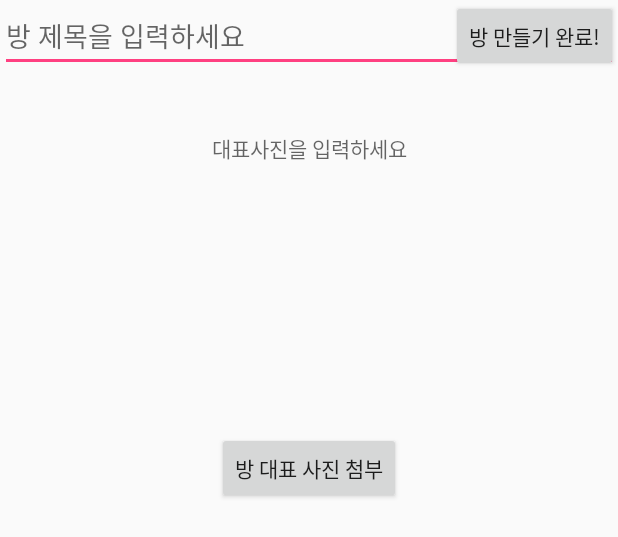
After one commit to ChoeJaeyoung/Lovss-android-app-Project, an Android app: the layout activity_upload_img.xml on its own in the app's theme, with its tools: preview values and no code run, on a phone screen of 412 x 824 dp. The commit adds this screen. Shown: the top 537 px of the screen. Run offline under Robolectric (Android 15) with nearby library versions, the phone set to English and light mode, and no system bars.

Commit message:
수정된 페이지 - RetrofitRequest  @Multipart     @POST("insertImg")     Call<Void> makeImg(@Part MultipartBody.Part photo, @Part("content") RequestBody content, @Part("path") RequestBody path); //수정해야됩니다.
- upload_imgActivity

페이지전체

- activity_upload_img.xml

페이지전체

-activity_room.xml

 	   <Button
            android:layout_width="wrap_content"
            android:layout_height="wrap_content"
            android:text="사진추가"
            android:textSize="10dp"
            />
추가

- RoomActivity
- Room.xml
   @OnClick(R.id.in_room_img_add)
    public void onClick_in_room_img_add(View view){
        Intent intent = new Intent(RoomActivity.this, upload_imgActivity.class);
        intent.putExtra("room_id", room_id);
        Log.d("kkk","room_id" + room_id);
        startActivity(intent);

```diff
--- /dev/null
+++ b/app/src/main/res/layout/activity_upload_img.xml
@@ -0,0 +1,60 @@
+<?xml version="1.0" encoding="utf-8"?>
+<RelativeLayout xmlns:app="http://schemas.android.com/apk/res-auto"
+    xmlns:tools="http://schemas.android.com/tools"
+    xmlns:android="http://schemas.android.com/apk/res/android"
+    android:layout_width="match_parent"
+    android:layout_height="match_parent"
+    android:orientation="vertical"
+    tools:context="kr.co.ezenac.cjy.teamproject.upload_Activity">
+
+
+
+    <Button
+        android:id="@+id/upload_img_btn_upload"
+        android:layout_width="wrap_content"
+        android:layout_height="wrap_content"
+        android:layout_alignParentRight="true"
+        android:text="방 만들기 완료!"
+        />
+    <LinearLayout
+        android:layout_below="@id/btn_upload"
+        android:layout_width="match_parent"
+        android:layout_height="match_parent"
+        android:orientation="vertical"
+        >
+        <EditText
+            android:id="@+id/upload_img_text_title"
+            android:layout_width="match_parent"
+            android:layout_height="wrap_content"
+            android:hint="방 제목을 입력하세요"
+            android:layout_gravity="center"
+            />
+
+        <ImageView
+            android:id="@+id/upload_img_img_add"
+            android:layout_marginTop="20dp"
+            android:layout_gravity="center"
+            android:layout_width="wrap_content"
+            android:layout_height="wrap_content"
+
+            />
+        <TextView
+            android:layout_marginTop="20dp"
+            android:layout_gravity="center_horizontal"
+            android:layout_width="200dp"
+            android:layout_height="200dp"
+            android:hint="대표사진을 입력하세요"
+            android:textAlignment="center"
+            />
+        <Button
+            android:id="@+id/upload_img_btn_titleImg"
+            android:layout_width="wrap_content"
+            android:layout_height="wrap_content"
+            android:text="방 대표 사진 첨부"
+            android:layout_gravity="center_horizontal"/>
+
+    </LinearLayout>
+
+
+
+</RelativeLayout>
```
Also changed, not shown: app/src/main/java/kr/co/ezenac/cjy/teamproject/RoomActivity.java (+20 -2 lines), app/src/main/java/kr/co/ezenac/cjy/teamproject/upload_imgActivity.java (added, +151 -0 lines), app/src/main/res/layout/activity_room.xml (+8 -0 lines).
